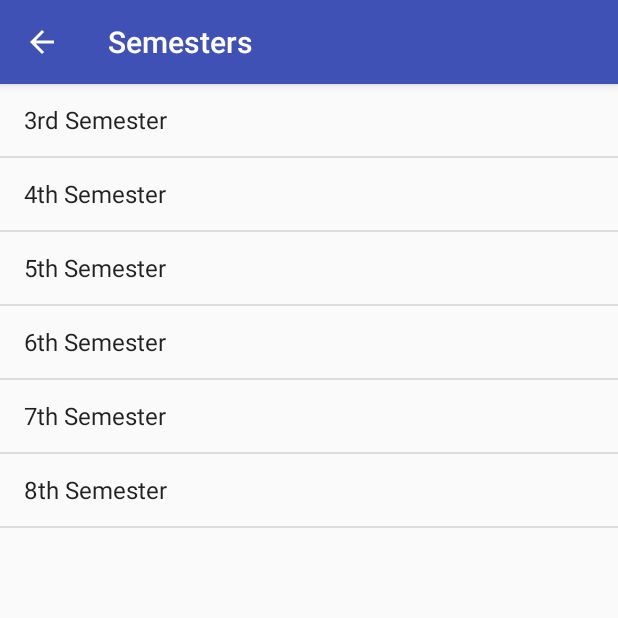
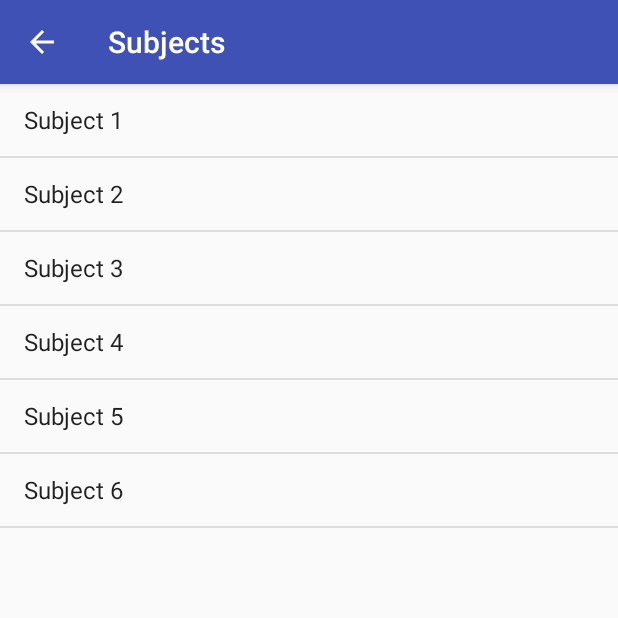
Before and after one commit to CECDevelopers/projectScorpio, an Android app: the CESemesterListActivity screen opened directly, with no data from a screen before it, after a tap on "4th Semester", on a phone screen of 412 x 824 dp, the top half of it. Run offline under Robolectric (Android 15) with nearby library versions, the phone set to English and light mode, and no system bars.

Commit message:
Added Subjects List Activities for each semesters in Civil branch.

```diff
--- a/app/src/main/java/com/example/cec/projectscorpio/branches/CESemesterListActivity.java
+++ b/app/src/main/java/com/example/cec/projectscorpio/branches/CESemesterListActivity.java
@@ -9,13 +9,15 @@ import android.widget.ArrayAdapter;
 import android.widget.ListView;
 
 import com.example.cec.projectscorpio.R;
-import com.example.cec.projectscorpio.YoutubeActivity;
+import com.example.cec.projectscorpio.branches.civil.EighthSemCivilSubjectsListActivity;
+import com.example.cec.projectscorpio.branches.civil.FifthSemCivilSubjectsListActivity;
+import com.example.cec.projectscorpio.branches.civil.FourthSemCivilSubjectsListActivity;
+import com.example.cec.projectscorpio.branches.civil.SeventhSemCivilSubjectsListActivity;
+import com.example.cec.projectscorpio.branches.civil.SixthSemCivilSubjectsListActivity;
+import com.example.cec.projectscorpio.branches.civil.ThirdSemCivilSubjectsListActivity;
 
 import java.util.ArrayList;
 
-/**
- * Created by pavan on 10/12/2017.
- */
 
 public class CESemesterListActivity extends AppCompatActivity {
 
@@ -47,10 +49,29 @@ public class CESemesterListActivity extends AppCompatActivity {
             @Override
             public void onItemClick(AdapterView<?> adapterView, View view, int i, long l) {
                 if( i == 0 ) {
-                    Intent intent = new Intent(CESemesterListActivity.this, YoutubeActivity.class);
+                    Intent intent = new Intent(CESemesterListActivity.this, ThirdSemCivilSubjectsListActivity.class);
                     startActivityForResult(intent, 0);
                 }
-
+                if( i == 1 ) {
+                    Intent intent = new Intent(CESemesterListActivity.this, FourthSemCivilSubjectsListActivity.class);
+                    startActivityForResult(intent, 1);
+                }
+                if( i == 2 ) {
+                    Intent intent = new Intent(CESemesterListActivity.this, FifthSemCivilSubjectsListActivity.class);
+                    startActivityForResult(intent, 2);
+                }
+                if( i == 3 ) {
+                    Intent intent = new Intent(CESemesterListActivity.this, SixthSemCivilSubjectsListActivity.class);
+                    startActivityForResult(intent, 3);
+                }
+                if( i == 4 ) {
+                    Intent intent = new Intent(CESemesterListActivity.this, SeventhSemCivilSubjectsListActivity.class);
+                    startActivityForResult(intent, 4);
+                }
+                if( i == 5 ) {
+                    Intent intent = new Intent(CESemesterListActivity.this, EighthSemCivilSubjectsListActivity.class);
+                    startActivityForResult(intent, 5);
+                }
             }
         });
     }
--- a/app/src/main/java/com/example/cec/projectscorpio/branches/CSESemesterListActivity.java
+++ b/app/src/main/java/com/example/cec/projectscorpio/branches/CSESemesterListActivity.java
@@ -13,9 +13,7 @@ import com.example.cec.projectscorpio.YoutubeActivity;
 
 import java.util.ArrayList;
 
-/**
- * Created by pavan on 10/12/2017.
- */
+
 
 public class CSESemesterListActivity extends AppCompatActivity {
 
--- a/app/src/main/java/com/example/cec/projectscorpio/branches/ECSemesterListActivity.java
+++ b/app/src/main/java/com/example/cec/projectscorpio/branches/ECSemesterListActivity.java
@@ -13,9 +13,7 @@ import com.example.cec.projectscorpio.YoutubeActivity;
 
 import java.util.ArrayList;
 
-/**
- * Created by pavan on 10/12/2017.
- */
+
 
 public class ECSemesterListActivity extends AppCompatActivity {
 
--- a/app/src/main/java/com/example/cec/projectscorpio/branches/MESemesterListActivity.java
+++ b/app/src/main/java/com/example/cec/projectscorpio/branches/MESemesterListActivity.java
@@ -13,9 +13,7 @@ import com.example.cec.projectscorpio.YoutubeActivity;
 
 import java.util.ArrayList;
 
-/**
- * Created by pavan on 10/12/2017.
- */
+
 
 public class MESemesterListActivity extends AppCompatActivity {
 
--- /dev/null
+++ b/app/src/main/java/com/example/cec/projectscorpio/branches/civil/FourthSemCivilSubjectsListActivity.java
@@ -0,0 +1,53 @@
+package com.example.cec.projectscorpio.branches.civil;
+
+import android.content.Intent;
+import android.os.Bundle;
+import android.support.v7.app.AppCompatActivity;
+import android.view.View;
+import android.widget.AdapterView;
+import android.widget.ArrayAdapter;
+import android.widget.ListView;
+
+import com.example.cec.projectscorpio.R;
+import com.example.cec.projectscorpio.YoutubeActivity;
+
+import java.util.ArrayList;
+
+
+
+public class FourthSemCivilSubjectsListActivity extends AppCompatActivity {
+
+    ListView subjectsView;
+
+    ArrayList<String> subjectsList = new ArrayList<String>();
+
+    ArrayAdapter subjectsAdapter;
+
+    @Override
+    protected void onCreate(Bundle savedInstanceState) {
+        super.onCreate(savedInstanceState);
+        setContentView(R.layout.subjects_list);
+
+        subjectsList.add("Subject 1");
+        subjectsList.add("Subject 2");
+        subjectsList.add("Subject 3");
+        subjectsList.add("Subject 4");
+        subjectsList.add("Subject 5");
+        subjectsList.add("Subject 6");
+
+        subjectsView = (ListView) findViewById(R.id.subjects_list);
+
+        subjectsAdapter = new ArrayAdapter(this, android.R.layout.simple_list_item_1, subjectsList);
+
+        subjectsView.setAdapter(subjectsAdapter);
+
+        subjectsView.setOnItemClickListener(new AdapterView.OnItemClickListener() {
+            @Override
+            public void onItemClick(AdapterView<?> adapterView, View view, int i, long l) {
+                Intent intent = new Intent(FourthSemCivilSubjectsListActivity.this, YoutubeActivity.class);
+                startActivity(intent);
+            }
+        });
+
+    }
+}
--- a/app/src/main/res/values/strings.xml
+++ b/app/src/main/res/values/strings.xml
@@ -16,6 +16,5 @@
     <string name="Seventh">7th Semester</string>
     <string name="Eighth">8th Semester</string>
 
-    <string name="Udacity">Sample Udacity Videos</string>
     <string name="info_text">We can Add some info related to subject here or add some link to redirect to some notes.</string>
 </resources>
```
Also changed, not shown: app/src/main/AndroidManifest.xml (+79 -9 lines), app/src/main/java/com/example/cec/projectscorpio/CourseListActivity.java (+3 -5 lines), app/src/main/java/com/example/cec/projectscorpio/branches/civil/EighthSemCivilSubjectsListActivity.java (added, +53 -0 lines), app/src/main/java/com/example/cec/projectscorpio/branches/civil/FifthSemCivilSubjectsListActivity.java (added, +53 -0 lines), app/src/main/java/com/example/cec/projectscorpio/branches/civil/SeventhSemCivilSubjectsListActivity.java (renamed from app/src/main/java/com/example/cec/projectscorpio/branches/CCycleSubjectsListActivity.java, +4 -6 lines), app/src/main/java/com/example/cec/projectscorpio/branches/civil/SixthSemCivilSubjectsListActivity.java (added, +53 -0 lines), app/src/main/java/com/example/cec/projectscorpio/branches/civil/ThirdSemCivilSubjectsListActivity.java (added, +53 -0 lines), app/src/main/java/com/example/cec/projectscorpio/branches/firstYear/CCycleSubjectsListActivity.java (renamed from app/src/main/java/com/example/cec/projectscorpio/branches/PCycleSubjectsListActivity.java, +4 -6 lines), app/src/main/java/com/example/cec/projectscorpio/branches/firstYear/PCycleSubjectsListActivity.java (added, +52 -0 lines).
